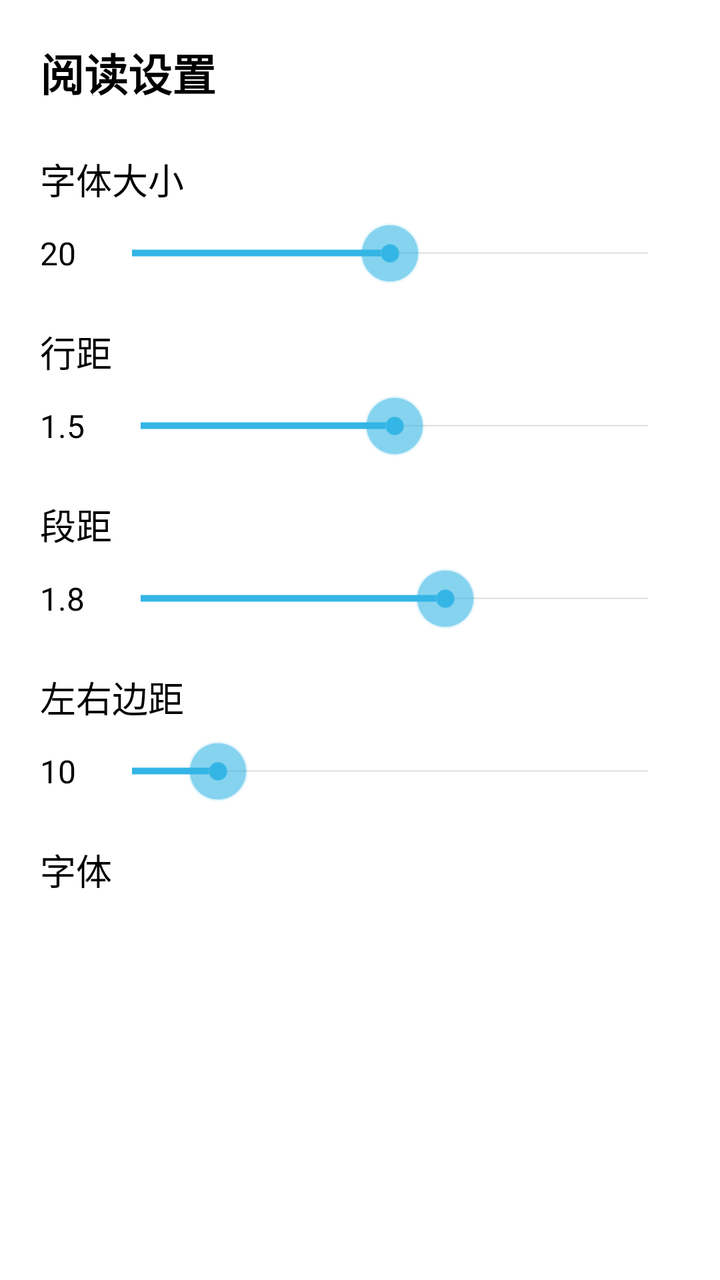
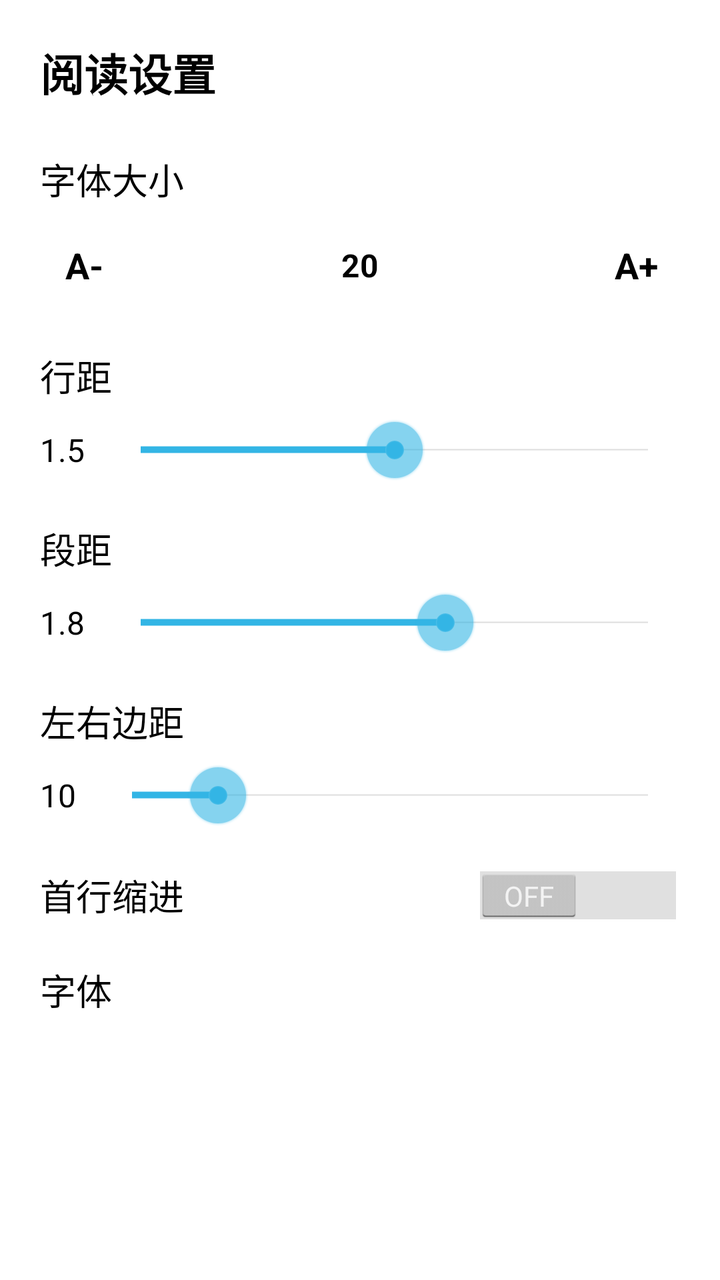

Screens rendered from an Android XML layout before and after an edit, with the pre-edit source and the edit as a unified diff.
<!-- AndroidManifest.xml: application theme AppTheme -->
<!-- res/layout/activity_settings.xml -->
<?xml version="1.0" encoding="utf-8"?>
<LinearLayout xmlns:android="http://schemas.android.com/apk/res/android"
    android:layout_width="match_parent" android:layout_height="match_parent"
    android:orientation="vertical" android:background="@android:color/white"
    android:padding="20dp">

    <TextView android:layout_width="wrap_content" android:layout_height="wrap_content"
        android:text="阅读设置" android:textColor="@android:color/black"
        android:textSize="22sp" android:textStyle="bold"
        android:layout_marginBottom="24dp" />

    
    <TextView android:layout_width="wrap_content" android:layout_height="wrap_content"
        android:text="字体大小" android:textColor="@android:color/black"
        android:textSize="18sp" android:layout_marginBottom="8dp" />
    <LinearLayout android:layout_width="match_parent" android:layout_height="wrap_content"
        android:orientation="horizontal" android:gravity="center_vertical"
        android:layout_marginBottom="20dp">
        <TextView android:id="@+id/label_text_size"
            android:layout_width="wrap_content" android:layout_height="wrap_content"
            android:text="20" android:textColor="@android:color/black"
            android:textSize="16sp" android:layout_marginRight="12dp" />
        <SeekBar android:id="@+id/seek_text_size"
            android:layout_width="0dp" android:layout_height="wrap_content"
            android:layout_weight="1" android:max="40" android:progress="20" />
    </LinearLayout>

    
    <TextView android:layout_width="wrap_content" android:layout_height="wrap_content"
        android:text="行距" android:textColor="@android:color/black"
        android:textSize="18sp" android:layout_marginBottom="8dp" />
    <LinearLayout android:layout_width="match_parent" android:layout_height="wrap_content"
        android:orientation="horizontal" android:gravity="center_vertical"
        android:layout_marginBottom="20dp">
        <TextView android:id="@+id/label_line_spacing"
            android:layout_width="wrap_content" android:layout_height="wrap_content"
            android:text="1.5" android:textColor="@android:color/black"
            android:textSize="16sp" android:layout_marginRight="12dp" />
        <SeekBar android:id="@+id/seek_line_spacing"
            android:layout_width="0dp" android:layout_height="wrap_content"
            android:layout_weight="1" android:max="30" android:progress="15" />
    </LinearLayout>

    
    <TextView android:layout_width="wrap_content" android:layout_height="wrap_content"
        android:text="段距" android:textColor="@android:color/black"
        android:textSize="18sp" android:layout_marginBottom="8dp" />
    <LinearLayout android:layout_width="match_parent" android:layout_height="wrap_content"
        android:orientation="horizontal" android:gravity="center_vertical"
        android:layout_marginBottom="20dp">
        <TextView android:id="@+id/label_para_spacing"
            android:layout_width="wrap_content" android:layout_height="wrap_content"
            android:text="1.8" android:textColor="@android:color/black"
            android:textSize="16sp" android:layout_marginRight="12dp" />
        <SeekBar android:id="@+id/seek_para_spacing"
            android:layout_width="0dp" android:layout_height="wrap_content"
            android:layout_weight="1" android:max="30" android:progress="18" />
    </LinearLayout>

    
    <TextView android:layout_width="wrap_content" android:layout_height="wrap_content"
        android:text="左右边距" android:textColor="@android:color/black"
        android:textSize="18sp" android:layout_marginBottom="8dp" />
    <LinearLayout android:layout_width="match_parent" android:layout_height="wrap_content"
        android:orientation="horizontal" android:gravity="center_vertical"
        android:layout_marginBottom="20dp">
        <TextView android:id="@+id/label_horizontal_margin"
            android:layout_width="wrap_content" android:layout_height="wrap_content"
            android:text="10" android:textColor="@android:color/black"
            android:textSize="16sp" android:layout_marginRight="12dp" />
        <SeekBar android:id="@+id/seek_horizontal_margin"
            android:layout_width="0dp" android:layout_height="wrap_content"
            android:layout_weight="1" android:max="60" android:progress="10" />
    </LinearLayout>

    
    <TextView android:layout_width="wrap_content" android:layout_height="wrap_content"
        android:text="字体" android:textColor="@android:color/black"
        android:textSize="18sp" android:layout_marginBottom="8dp" />
    <ListView android:id="@+id/font_list"
        android:layout_width="match_parent" android:layout_height="0dp"
        android:layout_weight="1"
        android:divider="@android:color/black"
        android:dividerHeight="1dp" />

</LinearLayout>
<!-- resources referenced by this layout -->
<resources>
  <style name="AppTheme" parent="@android:style/Theme.Holo.Light.NoActionBar">
          <item name="android:windowBackground">@android:color/white</item>
          <item name="android:textColor">@android:color/black</item>
          <item name="android:windowNoTitle">true</item>
          <item name="android:windowFullscreen">true</item>
      </style>
</resources>

<!-- the commit's change to res/layout/activity_settings.xml (unified diff, before → after) -->
@@ -16,13 +16,24 @@
     <LinearLayout android:layout_width="match_parent" android:layout_height="wrap_content"
         android:orientation="horizontal" android:gravity="center_vertical"
         android:layout_marginBottom="20dp">
+        <TextView android:id="@+id/btn_font_minus"
+            android:layout_width="44dp" android:layout_height="44dp"
+            android:text="A-" android:textColor="@android:color/black"
+            android:textSize="18sp" android:textStyle="bold"
+            android:gravity="center" android:background="#FFFFFF"
+            android:clickable="true" />
         <TextView android:id="@+id/label_text_size"
-            android:layout_width="wrap_content" android:layout_height="wrap_content"
+            android:layout_width="0dp" android:layout_height="wrap_content"
+            android:layout_weight="1" android:gravity="center"
             android:text="20" android:textColor="@android:color/black"
-            android:textSize="16sp" android:layout_marginRight="12dp" />
-        <SeekBar android:id="@+id/seek_text_size"
-            android:layout_width="0dp" android:layout_height="wrap_content"
-            android:layout_weight="1" android:max="40" android:progress="20" />
+            android:textSize="16sp" android:textStyle="bold"
+            android:paddingLeft="10dp" android:paddingRight="10dp" />
+        <TextView android:id="@+id/btn_font_plus"
+            android:layout_width="44dp" android:layout_height="44dp"
+            android:text="A+" android:textColor="@android:color/black"
+            android:textSize="18sp" android:textStyle="bold"
+            android:gravity="center" android:background="#FFFFFF"
+            android:clickable="true" />
     </LinearLayout>
 
     
@@ -58,22 +69,35 @@
     </LinearLayout>
 
     
-    <TextView android:layout_width="wrap_content" android:layout_height="wrap_content"
-        android:text="左右边距" android:textColor="@android:color/black"
-        android:textSize="18sp" android:layout_marginBottom="8dp" />
-    <LinearLayout android:layout_width="match_parent" android:layout_height="wrap_content"
-        android:orientation="horizontal" android:gravity="center_vertical"
-        android:layout_marginBottom="20dp">
-        <TextView android:id="@+id/label_horizontal_margin"
-            android:layout_width="wrap_content" android:layout_height="wrap_content"
-            android:text="10" android:textColor="@android:color/black"
-            android:textSize="16sp" android:layout_marginRight="12dp" />
-        <SeekBar android:id="@+id/seek_horizontal_margin"
-            android:layout_width="0dp" android:layout_height="wrap_content"
-            android:layout_weight="1" android:max="60" android:progress="10" />
-    </LinearLayout>
+        <TextView android:layout_width="wrap_content" android:layout_height="wrap_content"
+            android:text="左右边距" android:textColor="@android:color/black"
+            android:textSize="18sp" android:layout_marginBottom="8dp" />
+        <LinearLayout android:layout_width="match_parent" android:layout_height="wrap_content"
+            android:orientation="horizontal" android:gravity="center_vertical"
+            android:layout_marginBottom="20dp">
+            <TextView android:id="@+id/label_horizontal_margin"
+                android:layout_width="wrap_content" android:layout_height="wrap_content"
+                android:text="10" android:textColor="@android:color/black"
+                android:textSize="16sp" android:layout_marginRight="12dp" />
+            <SeekBar android:id="@+id/seek_horizontal_margin"
+                android:layout_width="0dp" android:layout_height="wrap_content"
+                android:layout_weight="1" android:max="60" android:progress="10" />
+        </LinearLayout>
 
-    
+        
+        <LinearLayout android:layout_width="match_parent" android:layout_height="wrap_content"
+            android:orientation="horizontal" android:gravity="center_vertical"
+            android:layout_marginBottom="20dp">
+            <TextView android:layout_width="0dp" android:layout_height="wrap_content"
+                android:layout_weight="1"
+                android:text="首行缩进" android:textColor="@android:color/black"
+                android:textSize="18sp" />
+            <Switch android:id="@+id/switch_first_line_indent"
+                android:layout_width="wrap_content" android:layout_height="wrap_content"
+                android:checked="false" />
+        </LinearLayout>
+
+        
     <TextView android:layout_width="wrap_content" android:layout_height="wrap_content"
         android:text="字体" android:textColor="@android:color/black"
         android:textSize="18sp" android:layout_marginBottom="8dp" />
